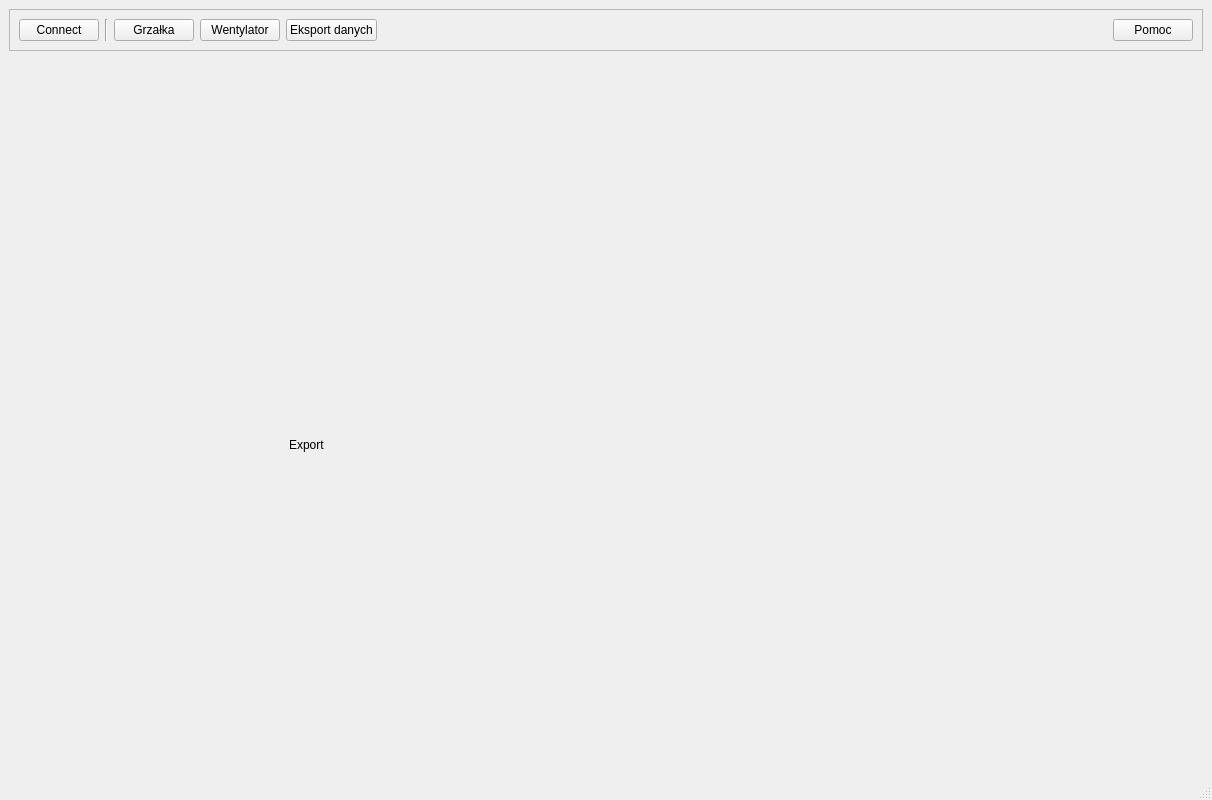
The window that form.ui (szymonhrehorowicz/eng_thesis_app) describes before a commit, drawn with Qt 5.
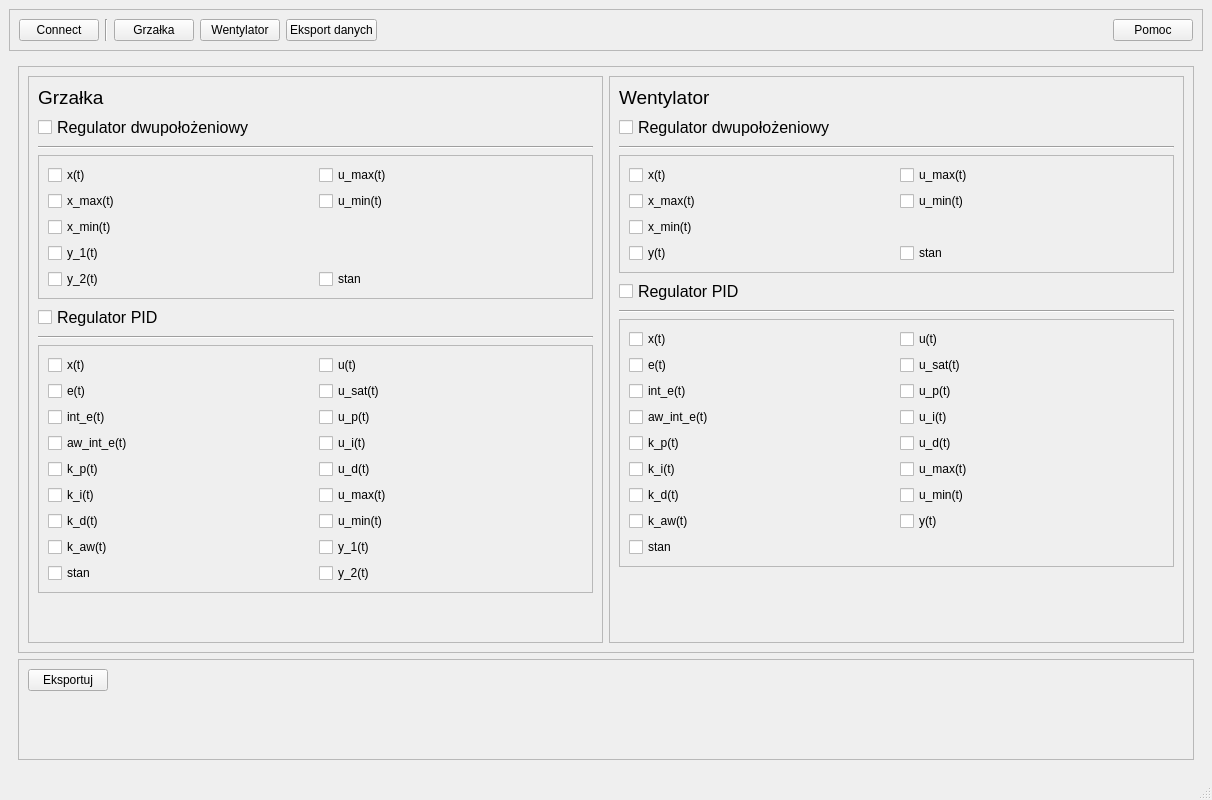
The same window after the commit. The open tabs and pages were chosen to show the change. Icons and pictures are not drawn. Custom widgets are drawn as their Qt base class.

Commit message: add export page controls

```diff
--- a/form.ui
+++ b/form.ui
@@ -16,6 +16,19 @@
   <property name="windowTitle">
    <string>Sterowanie Procesami Ciągłymi</string>
   </property>
+  <property name="windowIcon">
+   <iconset resource="resources.qrc">
+    <normaloff>:/assets/assets/controller.ico</normaloff>:/assets/assets/controller.ico</iconset>
+  </property>
+  <property name="autoFillBackground">
+   <bool>false</bool>
+  </property>
+  <property name="styleSheet">
+   <string notr="true"/>
+  </property>
+  <property name="locale">
+   <locale language="Polish" country="Poland"/>
+  </property>
   <widget class="QWidget" name="centralwidget">
    <layout class="QVBoxLayout" name="verticalLayout_2">
     <item>
@@ -1990,21 +2003,8 @@
               <property name="frameShadow">
                <enum>QFrame::Raised</enum>
               </property>
-              <layout class="QHBoxLayout" name="horizontalLayout_32">
-               <item>
-                <widget class="QPushButton" name="btnFanBB_graph_x">
-                 <property name="text">
-                  <string>x(t)</string>
-                 </property>
-                 <property name="checkable">
-                  <bool>true</bool>
-                 </property>
-                 <property name="checked">
-                  <bool>true</bool>
-                 </property>
-                </widget>
-               </item>
-               <item>
+              <layout class="QGridLayout" name="gridLayout_3">
+               <item row="0" column="1">
                 <widget class="QPushButton" name="btnFanBB_graph_x_max">
                  <property name="text">
                   <string>x_max(t)</string>
@@ -2082,7 +2082,7 @@
                  </property>
                 </widget>
                </item>
-               <item>
+               <item row="0" column="7">
                 <spacer name="horizontalSpacer_25">
                  <property name="orientation">
                   <enum>Qt::Horizontal</enum>
@@ -2351,19 +2351,623 @@
        </layout>
       </widget>
       <widget class="QWidget" name="Export">
-       <widget class="QLabel" name="label_36">
-        <property name="geometry">
-         <rect>
-          <x>280</x>
-          <y>380</y>
-          <width>49</width>
-          <height>16</height>
-         </rect>
-        </property>
-        <property name="text">
-         <string>Export</string>
-        </property>
-       </widget>
+       <layout class="QVBoxLayout" name="verticalLayout_10">
+        <item>
+         <widget class="QFrame" name="frame_31">
+          <property name="frameShape">
+           <enum>QFrame::StyledPanel</enum>
+          </property>
+          <property name="frameShadow">
+           <enum>QFrame::Raised</enum>
+          </property>
+          <layout class="QHBoxLayout" name="horizontalLayout_32">
+           <item>
+            <widget class="QFrame" name="frame_33">
+             <property name="frameShape">
+              <enum>QFrame::StyledPanel</enum>
+             </property>
+             <property name="frameShadow">
+              <enum>QFrame::Raised</enum>
+             </property>
+             <layout class="QVBoxLayout" name="verticalLayout_12">
+              <item>
+               <widget class="QLabel" name="label_36">
+                <property name="font">
+                 <font>
+                  <pointsize>14</pointsize>
+                 </font>
+                </property>
+                <property name="text">
+                 <string>Grzałka</string>
+                </property>
+               </widget>
+              </item>
+              <item>
+               <widget class="QCheckBox" name="chxExHeaterBB">
+                <property name="font">
+                 <font>
+                  <pointsize>12</pointsize>
+                  <bold>false</bold>
+                 </font>
+                </property>
+                <property name="text">
+                 <string>Regulator dwupołożeniowy</string>
+                </property>
+               </widget>
+              </item>
+              <item>
+               <widget class="Line" name="line_2">
+                <property name="orientation">
+                 <enum>Qt::Horizontal</enum>
+                </property>
+               </widget>
+              </item>
+              <item>
+               <widget class="QFrame" name="frame_35">
+                <property name="frameShape">
+                 <enum>QFrame::StyledPanel</enum>
+                </property>
+                <property name="frameShadow">
+                 <enum>QFrame::Raised</enum>
+                </property>
+                <layout class="QGridLayout" name="gridLayout_6">
+                 <item row="1" column="1">
+                  <widget class="QCheckBox" name="chxExHeaterBB_u_min">
+                   <property name="text">
+                    <string>u_min(t)</string>
+                   </property>
+                  </widget>
+                 </item>
+                 <item row="1" column="0">
+                  <widget class="QCheckBox" name="chxExHeaterBB_x_max">
+                   <property name="text">
+                    <string>x_max(t)</string>
+                   </property>
+                  </widget>
+                 </item>
+                 <item row="0" column="1">
+                  <widget class="QCheckBox" name="chxExHeaterBB_u_max">
+                   <property name="text">
+                    <string>u_max(t)</string>
+                   </property>
+                  </widget>
+                 </item>
+                 <item row="2" column="0">
+                  <widget class="QCheckBox" name="chxExHeaterBB_x_min">
+                   <property name="text">
+                    <string>x_min(t)</string>
+                   </property>
+                  </widget>
+                 </item>
+                 <item row="3" column="0">
+                  <widget class="QCheckBox" name="chxExHeaterBB_y_1">
+                   <property name="text">
+                    <string>y_1(t)</string>
+                   </property>
+                  </widget>
+                 </item>
+                 <item row="0" column="0">
+                  <widget class="QCheckBox" name="chxExHeaterBB_x">
+                   <property name="text">
+                    <string>x(t)</string>
+                   </property>
+                  </widget>
+                 </item>
+                 <item row="4" column="0">
+                  <widget class="QCheckBox" name="chxExHeaterBB_y_2">
+                   <property name="text">
+                    <string>y_2(t)</string>
+                   </property>
+                  </widget>
+                 </item>
+                 <item row="4" column="1">
+                  <widget class="QCheckBox" name="chxExHeaterBB_mode">
+                   <property name="text">
+                    <string>stan</string>
+                   </property>
+                  </widget>
+                 </item>
+                </layout>
+               </widget>
+              </item>
+              <item>
+               <widget class="QCheckBox" name="chxExHeaterPID">
+                <property name="font">
+                 <font>
+                  <pointsize>12</pointsize>
+                  <bold>false</bold>
+                 </font>
+                </property>
+                <property name="text">
+                 <string>Regulator PID</string>
+                </property>
+               </widget>
+              </item>
+              <item>
+               <widget class="Line" name="line_3">
+                <property name="orientation">
+                 <enum>Qt::Horizontal</enum>
+                </property>
+               </widget>
+              </item>
+              <item>
+               <widget class="QFrame" name="frame_36">
+                <property name="frameShape">
+                 <enum>QFrame::StyledPanel</enum>
+                </property>
+                <property name="frameShadow">
+                 <enum>QFrame::Raised</enum>
+                </property>
+                <layout class="QGridLayout" name="gridLayout_7">
+                 <item row="3" column="0">
+                  <widget class="QCheckBox" name="chxExHeaterPID_aw_int_e">
+                   <property name="text">
+                    <string>aw_int_e(t)</string>
+                   </property>
+                  </widget>
+                 </item>
+                 <item row="5" column="0">
+                  <widget class="QCheckBox" name="chxExHeaterPID_k_i">
+                   <property name="text">
+                    <string>k_i(t)</string>
+                   </property>
+                  </widget>
+                 </item>
+                 <item row="0" column="0">
+                  <widget class="QCheckBox" name="chxExHeaterPID_x">
+                   <property name="text">
+                    <string>x(t)</string>
+                   </property>
+                  </widget>
+                 </item>
+                 <item row="8" column="0">
+                  <widget class="QCheckBox" name="chxExHeaterPID_mode">
+                   <property name="text">
+                    <string>stan</string>
+                   </property>
+                  </widget>
+                 </item>
+                 <item row="6" column="0">
+                  <widget class="QCheckBox" name="chxExHeaterPID_k_d">
+                   <property name="text">
+                    <string>k_d(t)</string>
+                   </property>
+                  </widget>
+                 </item>
+                 <item row="2" column="0">
+                  <widget class="QCheckBox" name="chxExHeaterPID_int_e">
+                   <property name="text">
+                    <string>int_e(t)</string>
+                   </property>
+                  </widget>
+                 </item>
+                 <item row="1" column="0">
+                  <widget class="QCheckBox" name="chxExHeaterPID_e">
+                   <property name="text">
+                    <string>e(t)</string>
+                   </property>
+                  </widget>
+                 </item>
+                 <item row="7" column="0">
+                  <widget class="QCheckBox" name="chxExHeaterPID_k_aw">
+                   <property name="text">
+                    <string>k_aw(t)</string>
+                   </property>
+                  </widget>
+                 </item>
+                 <item row="4" column="0">
+                  <widget class="QCheckBox" name="chxExHeaterPID_k_p">
+                   <property name="text">
+                    <string>k_p(t)</string>
+                   </property>
+                  </widget>
+                 </item>
+                 <item row="2" column="1">
+                  <widget class="QCheckBox" name="chxExHeaterPID_u_p">
+                   <property name="text">
+                    <string>u_p(t)</string>
+                   </property>
+                  </widget>
+                 </item>
+                 <item row="3" column="1">
+                  <widget class="QCheckBox" name="chxExHeaterPID_u_i">
+                   <property name="text">
+                    <string>u_i(t)</string>
+                   </property>
+                  </widget>
+                 </item>
+                 <item row="1" column="1">
+                  <widget class="QCheckBox" name="chxExHeaterPID_u_sat">
+                   <property name="text">
+                    <string>u_sat(t)</string>
+                   </property>
+                  </widget>
+                 </item>
+                 <item row="0" column="1">
+                  <widget class="QCheckBox" name="chxExHeaterPID_u">
+                   <property name="text">
+                    <string>u(t)</string>
+                   </property>
+                  </widget>
+                 </item>
+                 <item row="4" column="1">
+                  <widget class="QCheckBox" name="chxExHeaterPID_u_d">
+                   <property name="text">
+                    <string>u_d(t)</string>
+                   </property>
+                  </widget>
+                 </item>
+                 <item row="5" column="1">
+                  <widget class="QCheckBox" name="chxExHeaterPID_u_max">
+                   <property name="text">
+                    <string>u_max(t)</string>
+                   </property>
+                  </widget>
+                 </item>
+                 <item row="6" column="1">
+                  <widget class="QCheckBox" name="chxExHeaterPID_u_min">
+                   <property name="text">
+                    <string>u_min(t)</string>
+                   </property>
+                  </widget>
+                 </item>
+                 <item row="7" column="1">
+                  <widget class="QCheckBox" name="chxExHeaterPID_y_1">
+                   <property name="text">
+                    <string>y_1(t)</string>
+                   </property>
+                  </widget>
+                 </item>
+                 <item row="8" column="1">
+                  <widget class="QCheckBox" name="chxExHeaterPID_y_2">
+                   <property name="text">
+                    <string>y_2(t)</string>
+                   </property>
+                  </widget>
+                 </item>
+                </layout>
+               </widget>
+              </item>
+              <item>
+               <spacer name="verticalSpacer">
+                <property name="orientation">
+                 <enum>Qt::Vertical</enum>
+                </property>
+                <property name="sizeHint" stdset="0">
+                 <size>
+                  <width>20</width>
+                  <height>40</height>
+                 </size>
+                </property>
+               </spacer>
+              </item>
+             </layout>
+            </widget>
+           </item>
+           <item>
+            <widget class="QFrame" name="frame_34">
+             <property name="frameShape">
+              <enum>QFrame::StyledPanel</enum>
+             </property>
+             <property name="frameShadow">
+              <enum>QFrame::Raised</enum>
+             </property>
+             <layout class="QVBoxLayout" name="verticalLayout_13">
+              <item>
+               <widget class="QLabel" name="label_46">
+                <property name="font">
+                 <font>
+                  <pointsize>14</pointsize>
+                 </font>
+                </property>
+                <property name="text">
+                 <string>Wentylator</string>
+                </property>
+               </widget>
+              </item>
+              <item>
+               <widget class="QCheckBox" name="chxExFanBB">
+                <property name="font">
+                 <font>
+                  <pointsize>12</pointsize>
+                  <bold>false</bold>
+                 </font>
+                </property>
+                <property name="text">
+                 <string>Regulator dwupołożeniowy</string>
+                </property>
+               </widget>
+              </item>
+              <item>
+               <widget class="Line" name="line_4">
+                <property name="orientation">
+                 <enum>Qt::Horizontal</enum>
+                </property>
+               </widget>
+              </item>
+              <item>
+               <widget class="QFrame" name="frame_37">
+                <property name="frameShape">
+                 <enum>QFrame::StyledPanel</enum>
+                </property>
+                <property name="frameShadow">
+                 <enum>QFrame::Raised</enum>
+                </property>
+                <layout class="QGridLayout" name="gridLayout_8">
+                 <item row="3" column="1">
+                  <widget class="QCheckBox" name="chxExFanBB_mode">
+                   <property name="text">
+                    <string>stan</string>
+                   </property>
+                  </widget>
+                 </item>
+                 <item row="1" column="0">
+                  <widget class="QCheckBox" name="chxExFanBB_x_max">
+                   <property name="text">
+                    <string>x_max(t)</string>
+                   </property>
+                  </widget>
+                 </item>
+                 <item row="1" column="1">
+                  <widget class="QCheckBox" name="chxExFanBB_u_min">
+                   <property name="text">
+                    <string>u_min(t)</string>
+                   </property>
+                  </widget>
+                 </item>
+                 <item row="0" column="0">
+                  <widget class="QCheckBox" name="chxExFanBB_x">
+                   <property name="text">
+                    <string>x(t)</string>
+                   </property>
+                  </widget>
+                 </item>
+                 <item row="3" column="0">
+                  <widget class="QCheckBox" name="chxExFanBB_y">
+                   <property name="text">
+                    <string>y(t)</string>
+                   </property>
+                  </widget>
+                 </item>
+                 <item row="2" column="0">
+                  <widget class="QCheckBox" name="chxExFanBB_x_min">
+                   <property name="text">
+                    <string>x_min(t)</string>
+                   </property>
+                  </widget>
+                 </item>
+                 <item row="0" column="1">
+                  <widget class="QCheckBox" name="chxExFanBB_u_max">
+                   <property name="text">
+                    <string>u_max(t)</string>
+                   </property>
+                  </widget>
+                 </item>
+                </layout>
+               </widget>
+              </item>
+              <item>
+               <widget class="QCheckBox" name="chxExFanPID">
+                <property name="font">
+                 <font>
+                  <pointsize>12</pointsize>
+                  <bold>false</bold>
+                 </font>
+                </property>
+                <property name="text">
+                 <string>Regulator PID</string>
+                </property>
+               </widget>
+              </item>
+              <item>
+               <widget class="Line" name="line_5">
+                <property name="orientation">
+                 <enum>Qt::Horizontal</enum>
+                </property>
+               </widget>
+              </item>
+              <item>
+               <widget class="QFrame" name="frame_38">
+                <property name="frameShape">
+                 <enum>QFrame::StyledPanel</enum>
+                </property>
+                <property name="frameShadow">
+                 <enum>QFrame::Raised</enum>
+                </property>
+                <layout class="QGridLayout" name="gridLayout_9">
+                 <item row="0" column="0">
+                  <widget class="QCheckBox" name="chxExFanPID_x">
+                   <property name="text">
+                    <string>x(t)</string>
+                   </property>
+                  </widget>
+                 </item>
+                 <item row="0" column="1">
+                  <widget class="QCheckBox" name="chxExFanPID_u">
+                   <property name="text">
+                    <string>u(t)</string>
+                   </property>
+                  </widget>
+                 </item>
+                 <item row="1" column="0">
+                  <widget class="QCheckBox" name="chxExFanPID_e">
+                   <property name="text">
+                    <string>e(t)</string>
+                   </property>
+                  </widget>
+                 </item>
+                 <item row="1" column="1">
+                  <widget class="QCheckBox" name="chxExFanPID_u_sat">
+                   <property name="text">
+                    <string>u_sat(t)</string>
+                   </property>
+                  </widget>
+                 </item>
+                 <item row="2" column="0">
+                  <widget class="QCheckBox" name="chxExFanPID_int_e">
+                   <property name="text">
+                    <string>int_e(t)</string>
+                   </property>
+                  </widget>
+                 </item>
+                 <item row="2" column="1">
+                  <widget class="QCheckBox" name="chxExFanPID_u_p">
+                   <property name="text">
+                    <string>u_p(t)</string>
+                   </property>
+                  </widget>
+                 </item>
+                 <item row="3" column="0">
+                  <widget class="QCheckBox" name="chxExFanPID_aw_int_e">
+                   <property name="text">
+                    <string>aw_int_e(t)</string>
+                   </property>
+                  </widget>
+                 </item>
+                 <item row="3" column="1">
+                  <widget class="QCheckBox" name="chxExFanPID_u_i">
+                   <property name="text">
+                    <string>u_i(t)</string>
+                   </property>
+                  </widget>
+                 </item>
+                 <item row="4" column="0">
+                  <widget class="QCheckBox" name="chxExFanPID_k_p">
+                   <property name="text">
+                    <string>k_p(t)</string>
+                   </property>
+                  </widget>
+                 </item>
+                 <item row="4" column="1">
+                  <widget class="QCheckBox" name="chxExFanPID_u_d">
+                   <property name="text">
+                    <string>u_d(t)</string>
+                   </property>
+                  </widget>
+                 </item>
+                 <item row="5" column="0">
+                  <widget class="QCheckBox" name="chxExFanPID_k_i">
+                   <property name="text">
+                    <string>k_i(t)</string>
+                   </property>
+                  </widget>
+                 </item>
+                 <item row="5" column="1">
+                  <widget class="QCheckBox" name="chxExFanPID_u_max">
+                   <property name="text">
+                    <string>u_max(t)</string>
+                   </property>
+                  </widget>
+                 </item>
+                 <item row="6" column="0">
+                  <widget class="QCheckBox" name="chxExFanPID_k_d">
+                   <property name="text">
+                    <string>k_d(t)</string>
+                   </property>
+                  </widget>
+                 </item>
+                 <item row="6" column="1">
+                  <widget class="QCheckBox" name="chxExFanPID_u_min">
+                   <property name="text">
+                    <string>u_min(t)</string>
+                   </property>
+                  </widget>
+                 </item>
+                 <item row="7" column="0">
+                  <widget class="QCheckBox" name="chxExFanPID_k_aw">
+                   <property name="text">
+                    <string>k_aw(t)</string>
+                   </property>
+                  </widget>
+                 </item>
+                 <item row="7" column="1">
+                  <widget class="QCheckBox" name="chxExFanPID_y">
+                   <property name="text">
+                    <string>y(t)</string>
+                   </property>
+                  </widget>
+                 </item>
+                 <item row="8" column="0">
+                  <widget class="QCheckBox" name="chxExFanPID_mode">
+                   <property name="text">
+                    <string>stan</string>
+                   </property>
+                  </widget>
+                 </item>
+                </layout>
+               </widget>
+              </item>
+              <item>
+               <spacer name="verticalSpacer_2">
+                <property name="orientation">
+                 <enum>Qt::Vertical</enum>
+                </property>
+                <property name="sizeHint" stdset="0">
+                 <size>
+                  <width>20</width>
+                  <height>40</height>
+                 </size>
+                </property>
+               </spacer>
+              </item>
+             </layout>
+            </widget>
+           </item>
+          </layout>
+         </widget>
+        </item>
+        <item>
+         <widget class="QFrame" name="frame_32">
+          <property name="sizePolicy">
+           <sizepolicy hsizetype="Preferred" vsizetype="Expanding">
+            <horstretch>0</horstretch>
+            <verstretch>0</verstretch>
+           </sizepolicy>
+          </property>
+          <property name="frameShape">
+           <enum>QFrame::StyledPanel</enum>
+          </property>
+          <property name="frameShadow">
+           <enum>QFrame::Raised</enum>
+          </property>
+          <layout class="QGridLayout" name="gridLayout_5">
+           <item row="0" column="1">
+            <spacer name="horizontalSpacer_29">
+             <property name="orientation">
+              <enum>Qt::Horizontal</enum>
+             </property>
+             <property name="sizeHint" stdset="0">
+              <size>
+               <width>40</width>
+               <height>20</height>
+              </size>
+             </property>
+            </spacer>
+           </item>
+           <item row="0" column="0">
+            <widget class="QPushButton" name="btnExportAction">
+             <property name="text">
+              <string>Eksportuj</string>
+             </property>
+            </widget>
+           </item>
+           <item row="1" column="0">
+            <spacer name="verticalSpacer_3">
+             <property name="orientation">
+              <enum>Qt::Vertical</enum>
+             </property>
+             <property name="sizeHint" stdset="0">
+              <size>
+               <width>20</width>
+               <height>40</height>
+              </size>
+             </property>
+            </spacer>
+           </item>
+          </layout>
+         </widget>
+        </item>
+       </layout>
       </widget>
       <widget class="QWidget" name="Help">
        <widget class="QLabel" name="label_37">
```
Left out of the diff: 962 changed lines with no effect on the pictures. The commit also changes 20 other files.
